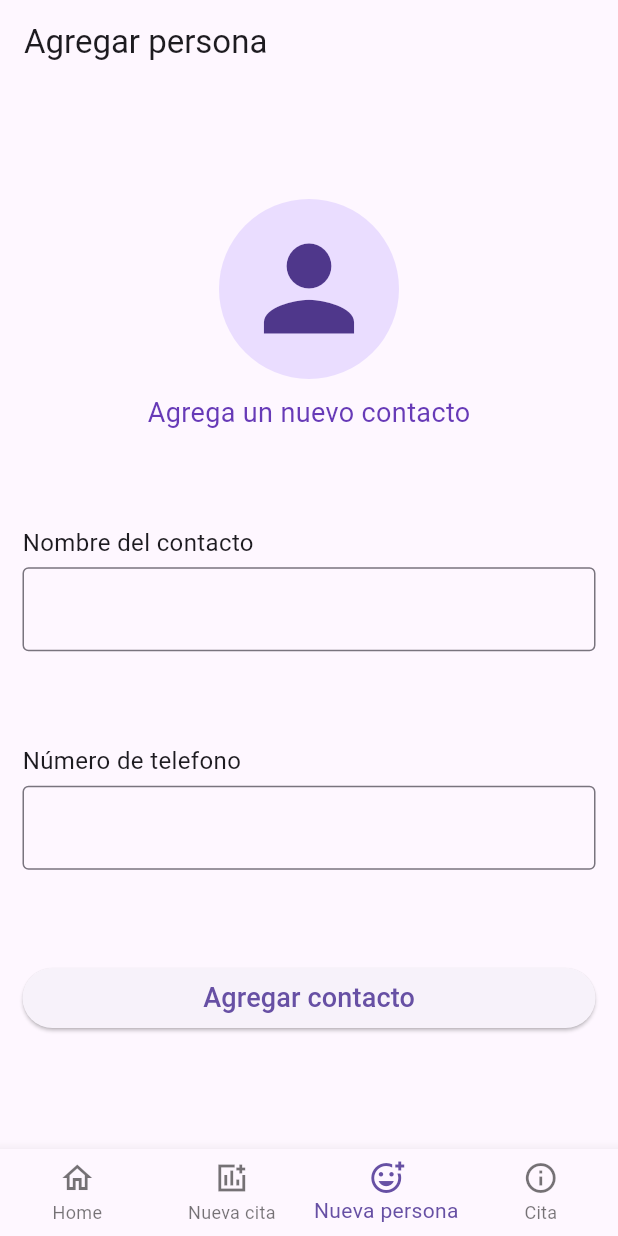
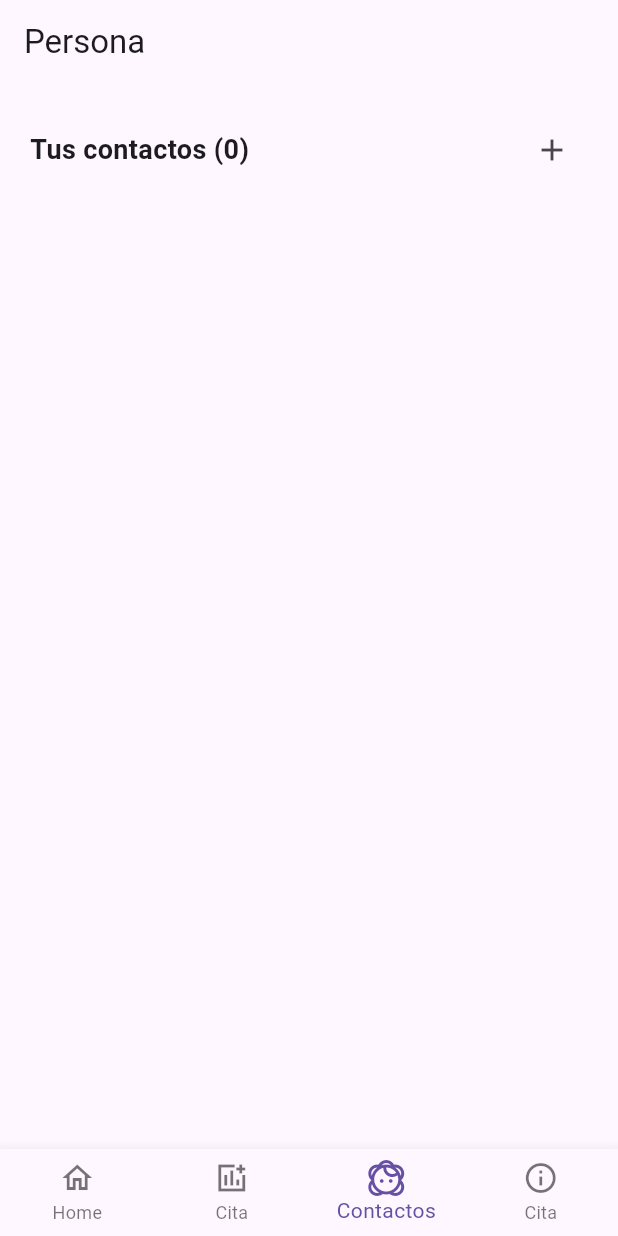
Before and after one commit to rojasaguilar/app-citas, a Flutter app: the screen it shows after launch, item 3 of the bottom bar chosen, on a phone screen of 412 x 824 dp. Run offline on Flutter 3.47's test engine with Material 3 defaults, Android fonts, the phone set to English and light mode, and no system bars; our stand-ins replace sqflite; accounts and stored records are empty.

Commit message:
crud personas

```diff
--- a/lib/pages/addPersona.dart
+++ /dev/null
@@ -1,128 +0,0 @@
-import 'package:flutter/material.dart';
-import 'package:u3_ejercicio2_tabasconforanea/basedatosforanea.dart';
-import 'package:u3_ejercicio2_tabasconforanea/models/persona.dart';
-
-class Addpersona extends StatefulWidget {
-  final Function() navigateToHome;
-  const Addpersona({required this.navigateToHome, super.key});
-
-  @override
-  State<Addpersona> createState() => _AddpersonaState();
-}
-
-class _AddpersonaState extends State<Addpersona> {
-  TextEditingController nombrePersona = TextEditingController();
-  TextEditingController telefonoPersona = TextEditingController();
-
-  @override
-  Widget build(BuildContext context) {
-    return SizedBox.expand(
-      child: Padding(
-        padding: EdgeInsets.all(15),
-        child: Column(
-          mainAxisAlignment: MainAxisAlignment.spaceEvenly,
-          children: [
-            //AGREGA CONTACTO
-            Column(
-              children: [
-                CircleAvatar(radius: 60, child: Icon(Icons.person, size: 90)),
-                SizedBox(height: 10),
-                Text(
-                  "Agrega un nuevo contacto",
-                  style: TextStyle(fontSize: 18, color: Colors.deepPurple),
-                ),
-              ],
-            ),
-
-            //NOMBRE
-            Column(
-              mainAxisAlignment: MainAxisAlignment.start,
-              crossAxisAlignment: CrossAxisAlignment.start,
-              children: [
-                Text("Nombre del contacto", style: TextStyle(fontSize: 16)),
-                SizedBox(height: 5),
-                TextFormField(
-                  controller: nombrePersona,
-                  decoration: InputDecoration(border: OutlineInputBorder()),
-                ),
-              ],
-            ),
-
-            //TELEFONO
-            Column(
-              mainAxisAlignment: MainAxisAlignment.start,
-              crossAxisAlignment: CrossAxisAlignment.start,
-              children: [
-                Text("Número de telefono", style: TextStyle(fontSize: 16)),
-                SizedBox(height: 5),
-                TextFormField(
-                  controller: telefonoPersona,
-                  decoration: InputDecoration(border: OutlineInputBorder()),
-                ),
-              ],
-            ),
-
-            //BOTON
-            SizedBox(
-              width: double.infinity,
-              child: ElevatedButton(
-                onPressed: () async {
-                  if (!validarInputs()) return;
-                  Persona p = Persona(
-                    NOMBRE: nombrePersona.text,
-                    TELEFONO: telefonoPersona.text,
-                  );
-                  DB.insertarPersona(p).then((r) {
-                    vaciarInputs();
-                    showDialog(
-                      context: context,
-                      builder: (BuildContext c) => AlertDialog(
-                        title: Text("Success"),
-                        content: Text("Persona agregada a tus contactos"),
-                      ),
-                    );
-
-                     widget.navigateToHome();
-
-                  });
-                },
-                child: Text("Agregar contacto", style: TextStyle(fontSize: 18)),
-              ),
-            ),
-          ],
-        ),
-      ),
-    );
-  }
-
-  void vaciarInputs() {
-    nombrePersona.text = "";
-    telefonoPersona.text = "";
-  }
-
-  bool validarInputs() {
-    if (telefonoPersona.text.isEmpty && nombrePersona.text.isEmpty) {
-      ScaffoldMessenger.of(context).showSnackBar(
-        SnackBar(
-          content: Text("Llena los campos para poder ingresar una persona"),
-        ),
-      );
-      return false;
-    }
-
-    if (telefonoPersona.text.isEmpty) {
-      ScaffoldMessenger.of(context).showSnackBar(
-        SnackBar(content: Text("El campo de telefono debe estár lleno")),
-      );
-      return false;
-    }
-
-    if (nombrePersona.text.isEmpty) {
-      ScaffoldMessenger.of(context).showSnackBar(
-        SnackBar(content: Text("El campo de nombre debe estár lleno")),
-      );
-      return false;
-    }
-    return true;
-  }
-}
--- a/lib/pages/home.dart
+++ b/lib/pages/home.dart
@@ -2,9 +2,10 @@ import 'package:flutter/material.dart';
 import 'package:u3_ejercicio2_tabasconforanea/basedatosforanea.dart';
 import 'package:u3_ejercicio2_tabasconforanea/components/carrucelCitas.dart';
 import 'package:u3_ejercicio2_tabasconforanea/pages/addCita.dart';
-import 'package:u3_ejercicio2_tabasconforanea/pages/addPersona.dart';
+import 'package:u3_ejercicio2_tabasconforanea/pages/persona/addPersona.dart';
 import 'package:u3_ejercicio2_tabasconforanea/pages/datosCita.dart';
 import 'package:u3_ejercicio2_tabasconforanea/pages/pageItem.dart';
+import 'package:u3_ejercicio2_tabasconforanea/pages/persona/personas.dart';
 
 class Home extends StatefulWidget {
   const Home({super.key});
@@ -36,12 +37,13 @@ class _HomeState extends State<Home> {
           actualizarCitas();
         });
       },)),
-      PageItem(title: "Agregar persona", page: Addpersona(navigateToHome: (){
-        setState(() {
-
-          _index = 0;
-        });
-      },)),
+      // PageItem(title: "Agregar persona", page: Addpersona(navigateToHome: (){
+      //   setState(() {
+      //
+      //     _index = 0;
+      //   });
+      // },)),
+      PageItem(title: "Persona", page: Personas()),
       PageItem(title: "Datos de la cita", page: Datoscita(cita: citaSeleccionada,)),
     ];
     actualizarCitas();
@@ -61,11 +63,11 @@ class _HomeState extends State<Home> {
           ),
           BottomNavigationBarItem(
             icon: Icon(Icons.add_chart_sharp),
-            label: "Nueva cita",
+            label: "Cita",
           ),
           BottomNavigationBarItem(
-            icon: Icon(Icons.add_reaction_outlined),
-            label: "Nueva persona",
+            icon: Icon(Icons.face_2_outlined),
+            label: "Contactos",
           ),
           BottomNavigationBarItem(
             icon: Icon(Icons.info_outline),
--- /dev/null
+++ b/lib/pages/persona/personas.dart
@@ -0,0 +1,114 @@
+import 'package:flutter/material.dart';
+import 'package:u3_ejercicio2_tabasconforanea/basedatosforanea.dart';
+import 'package:u3_ejercicio2_tabasconforanea/models/persona.dart';
+import 'package:u3_ejercicio2_tabasconforanea/pages/persona/addPersona.dart';
+import 'package:u3_ejercicio2_tabasconforanea/pages/persona/personaDetalles.dart';
+
+class Personas extends StatefulWidget {
+  const Personas({super.key});
+
+  @override
+  State<Personas> createState() => _PersonasState();
+}
+
+class _PersonasState extends State<Personas> {
+  List<Persona> personas = [];
+  @override
+  void initState() {
+    // TODO: implement initState
+    super.initState();
+    obtenerPersonas();
+  }
+
+  @override
+  Widget build(BuildContext context) {
+    return Padding(
+      padding: EdgeInsets.all(20),
+      child: Column(
+        mainAxisAlignment: MainAxisAlignment.spaceEvenly,
+        crossAxisAlignment: CrossAxisAlignment.start,
+        children: [
+          Row(
+            mainAxisAlignment: MainAxisAlignment.spaceBetween,
+            children: [
+              Text(
+                "Tus contactos (${personas.length})",
+                style: TextStyle(fontSize: 18, fontWeight: FontWeight.w600),
+              ),
+              IconButton(
+                onPressed: () {
+                  Navigator.push(
+                    context,
+                    MaterialPageRoute(builder: (context) => Addpersona()),
+                  );
+                },
+                icon: Icon(Icons.add),
+              ),
+            ],
+          ),
+          SizedBox(height: 10),
+          Expanded(
+            child: ListView(
+              children: personas
+                  .map(
+                    (persona) => InkWell(
+                      onTap: () {
+                        Navigator.push(
+                          context,
+                          MaterialPageRoute(
+                            builder: (context) => Personadetalles(
+                              persona: persona,
+                              onEdit: () {
+                                setState(() {
+                                  obtenerPersonas();
+                                });
+                              },
+                            ),
+                          ),
+                        );
+                      },
+                      child: Container(
+                        // margin: EdgeInsets.only(bottom: 4),
+                        padding: EdgeInsets.only(
+                          top: 15,
+                          right: 15,
+                          bottom: 15,
+                        ),
+                        decoration: BoxDecoration(
+                          // color: Colors.indigo[100],
+                          // borderRadius: BorderRadius.circular(4)
+                        ),
+                        child: Row(
+                          children: [
+                            CircleAvatar(
+                              radius: 25,
+                              child: Icon(Icons.person_2_outlined, size: 32),
+                            ),
+                            SizedBox(width: 35),
+                            Text(
+                              persona.NOMBRE,
+                              style: TextStyle(
+                                fontWeight: FontWeight.w500,
+                                fontSize: 16,
+                              ),
+                            ),
+                          ],
+                        ),
+                      ),
+                    ),
+                  )
+                  .toList(),
+            ),
+          ),
+        ],
+      ),
+    );
+  }
+
+  Future obtenerPersonas() async {
+    final res = await DB.obtenerPersonas();
+    setState(() {
+      personas = res;
+    });
+  }
+}
```
Also changed, not shown: lib/basedatosforanea.dart (+24 -4 lines), lib/pages/persona/addPersona.dart (added, +135 -0 lines), lib/pages/persona/personaDetalles.dart (added, +280 -0 lines), lib/pages/persona/editarPersona.dart (added).
